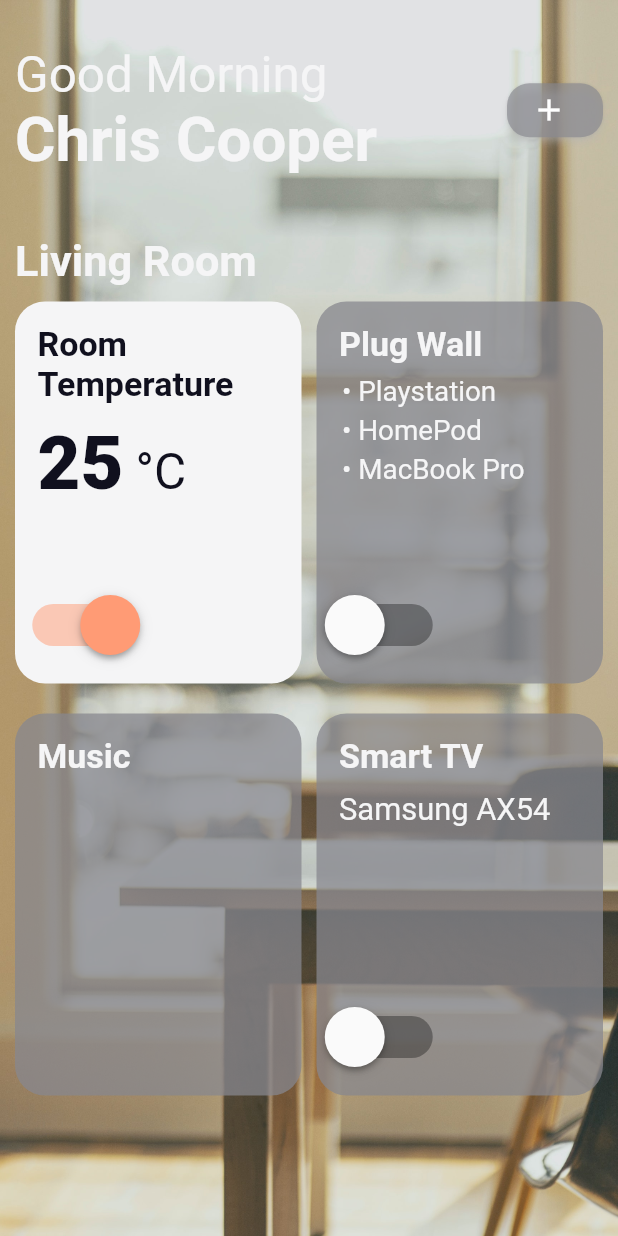
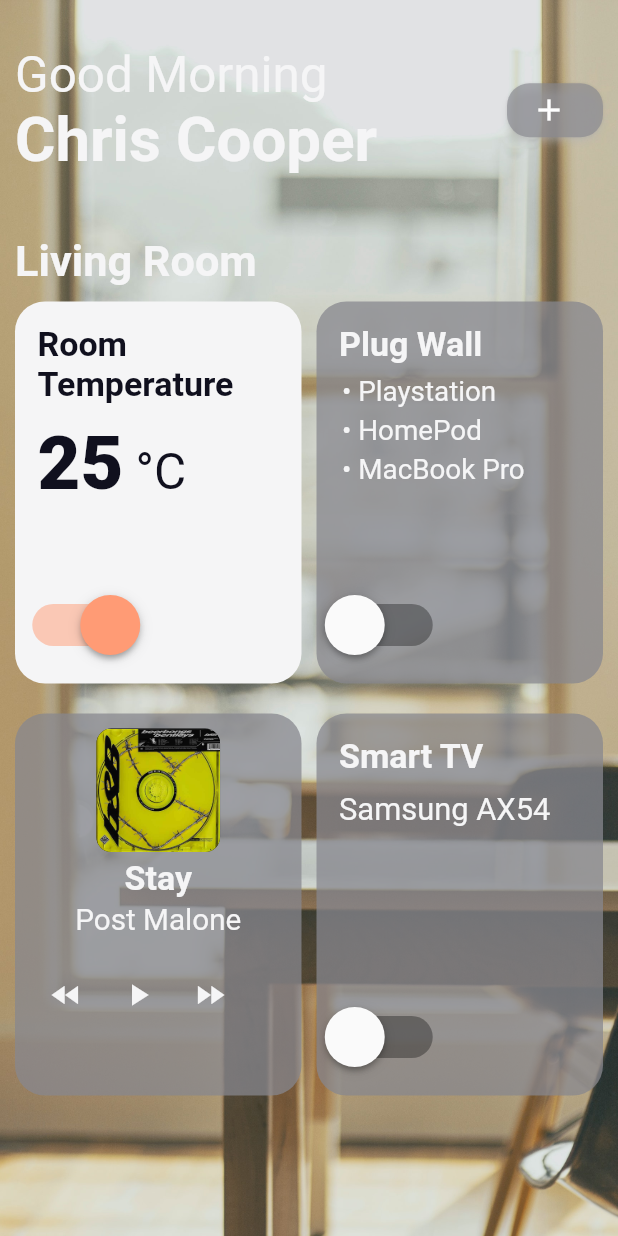
Before and after one commit to Zatinmohan/assignment1, a Flutter app: the screen it shows after launch, on a phone screen of 412 x 824 dp. Run offline on Flutter 3.47's test engine with Material 2 defaults, Android fonts, the phone set to English and light mode, and no system bars; our stand-ins replace audioplayers, get.

Commit message:
- Added Music funcitonality - added 2 music - UI Enhancements

```diff
--- a/lib/MainPage/GridContainers/musicContainer.dart
+++ b/lib/MainPage/GridContainers/musicContainer.dart
@@ -1,7 +1,10 @@
+import 'dart:typed_data';
+
 import 'package:assignment/Controllers/main_page_controller.dart';
-import 'package:assignment/MainPage/Widgets/titleWidget.dart';
 import 'package:assignment/misc/colors.dart';
+import 'package:audioplayers/audioplayers.dart';
 import 'package:flutter/material.dart';
+import 'package:flutter/services.dart';
 import 'package:get/get.dart';
 
 class MusicBox extends StatelessWidget {
@@ -9,18 +12,101 @@ class MusicBox extends StatelessWidget {
 
   @override
   Widget build(BuildContext context) {
+    AudioPlayer audioPlayer = new AudioPlayer();
+
     return Container(
-        padding: const EdgeInsets.all(15.0),
+      padding: const EdgeInsets.all(10.0),
       decoration: BoxDecoration(
         color: containerColor.withOpacity(0.75),
         borderRadius: BorderRadius.circular(20.0),
       ),
       child: Column(
-          crossAxisAlignment: CrossAxisAlignment.start,
+        crossAxisAlignment: CrossAxisAlignment.center,
         children: [
-            TitleWidget(
-                title: Get.find<MainPageController>().fetchTitle(2), index: 2),
+          Flexible(
+            flex: 2,
+            child: Obx(() => Container(
+                  width: Get.width * 0.2,
+                  height: Get.width * 0.2,
+                  decoration: BoxDecoration(
+                    image: DecorationImage(
+                        image: AssetImage(
+                            Get.find<MainPageController>().albumCover)),
+                    color: Colors.black,
+                    borderRadius: BorderRadius.circular(10.0),
+                  ),
+                )),
+          ),
+          const SizedBox(height: 4.0),
+          Flexible(
+              flex: 2,
+              child: Column(
+                crossAxisAlignment: CrossAxisAlignment.center,
+                children: [
+                  FittedBox(
+                      fit: BoxFit.contain,
+                      child: Obx(
+                        () => Text(
+                          Get.find<MainPageController>().songName,
+                          style: TextStyle(
+                            color: fontColor,
+                            fontSize: Get.width * 0.055,
+                            fontWeight: FontWeight.w700,
+                          ),
+                          overflow: TextOverflow.fade,
+                        ),
+                      )),
+                  const SizedBox(height: 3.0),
+                  FittedBox(
+                      fit: BoxFit.contain,
+                      child: Obx(
+                        () => Text(
+                          Get.find<MainPageController>().singerName,
+                          style: TextStyle(
+                            color: fontColor,
+                            fontSize: Get.width * 0.048,
+                            fontWeight: FontWeight.w400,
+                          ),
+                          overflow: TextOverflow.fade,
+                        ),
+                      )),
+                  Expanded(
+                      child: Align(
+                    alignment: Alignment.bottomCenter,
+                    child: Row(
+                      children: [
+                        IconButton(
+                            onPressed: () =>
+                                Get.find<MainPageController>().rewind(),
+                            icon: const Icon(
+                              Icons.fast_rewind,
+                              color: fontColor,
+                            )),
+                        Obx(
+                          () => IconButton(
+                              onPressed: (() =>
+                                  Get.find<MainPageController>().play()),
+                              icon: Icon(
+                                Get.find<MainPageController>().isPlaying.isFalse
+                                    ? Icons.play_arrow
+                                    : Icons.pause,
+                                color: fontColor,
+                              )),
+                        ),
+                        IconButton(
+                            onPressed: (() =>
+                                Get.find<MainPageController>().forward()),
+                            icon: const Icon(
+                              Icons.fast_forward,
+                              color: fontColor,
+                            )),
                       ],
-        ));
+                    ),
+                  ))
+                ],
+              )),
+        ],
+      ),
+    );
   }
 }
--- /dev/null
+++ b/lib/Model/musicLibrary.dart
@@ -0,0 +1,13 @@
+class MusicLibrary {
+  final String _name;
+  final String _singer;
+  final String _albumCover;
+  final String _audioPath;
+
+  MusicLibrary(this._name, this._singer, this._albumCover, this._audioPath);
+
+  String get songName => _name;
+  String get singerName => _singer;
+  String get imageCover => _albumCover;
+  String get audioPath => _audioPath;
+}
--- a/pubspec.yaml
+++ b/pubspec.yaml
@@ -35,6 +35,7 @@ dependencies:
   # Use with the CupertinoIcons class for iOS style icons.
   cupertino_icons: ^1.0.2
   get:
+  audioplayers:
 
 dev_dependencies:
   flutter_test:
@@ -61,6 +62,7 @@ flutter:
   # To add assets to your application, add an assets section, like this:
   assets:
     - assets/
+    - assets/audio/
 
   # An image asset can refer to one or more resolution-specific "variants", see
   # https://flutter.dev/assets-and-images/#resolution-aware.
```
Also changed, not shown: lib/Controllers/main_page_controller.dart (+76 -0 lines), assets/audio/stay.jpg (added), assets/audio/twoofus.jpg (added), pubspec.lock, 3 other files. Lines whose indentation alone changed are shown as unchanged.
